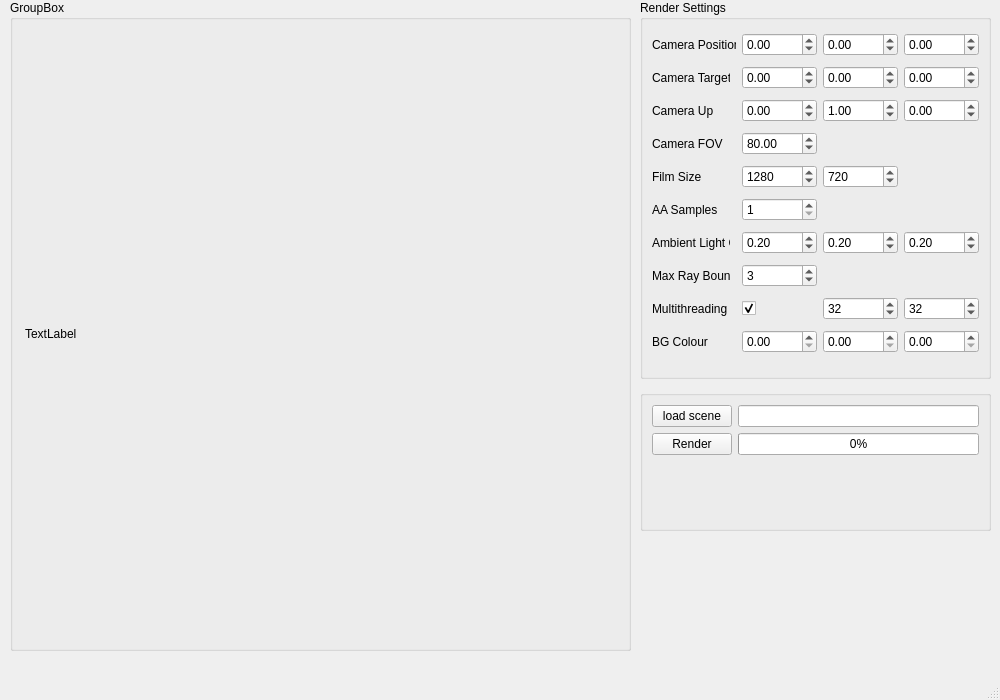
This is FinalSubmission/myRT/ui/viewport.ui in quentinjcm/CA1_personal_copy as Qt 5 draws it before an edit. The edited form follows.
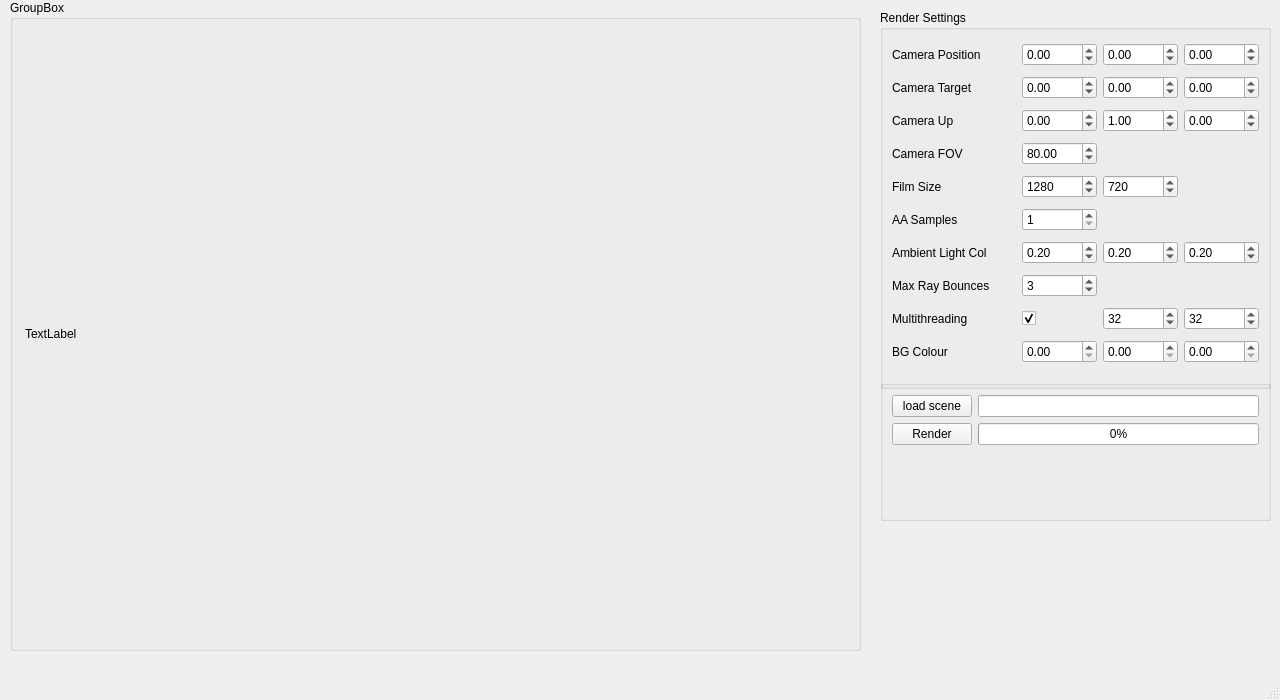
This is the edited form.

```diff
--- a/FinalSubmission/myRT/ui/viewport.ui
+++ b/FinalSubmission/myRT/ui/viewport.ui
@@ -6,7 +6,7 @@
    <rect>
     <x>0</x>
     <y>0</y>
-    <width>1000</width>
+    <width>1280</width>
     <height>700</height>
    </rect>
   </property>
@@ -17,9 +17,9 @@
    <widget class="QGroupBox" name="s_rednerSettingsGB">
     <property name="geometry">
      <rect>
-      <x>640</x>
-      <y>0</y>
-      <width>351</width>
+      <x>880</x>
+      <y>10</y>
+      <width>391</width>
       <height>379</height>
      </rect>
     </property>
@@ -347,9 +347,9 @@
     </property>
     <property name="geometry">
      <rect>
-      <x>640</x>
-      <y>390</y>
-      <width>351</width>
+      <x>880</x>
+      <y>380</y>
+      <width>391</width>
       <height>141</height>
      </rect>
     </property>
@@ -391,7 +391,7 @@
      <rect>
       <x>10</x>
       <y>0</y>
-      <width>621</width>
+      <width>851</width>
       <height>651</height>
      </rect>
     </property>
@@ -403,7 +403,7 @@
       <rect>
        <x>15</x>
        <y>33</y>
-       <width>591</width>
+       <width>821</width>
        <height>601</height>
       </rect>
      </property>
```
Left out of the diff: 4 changed lines with no effect on the pictures.
